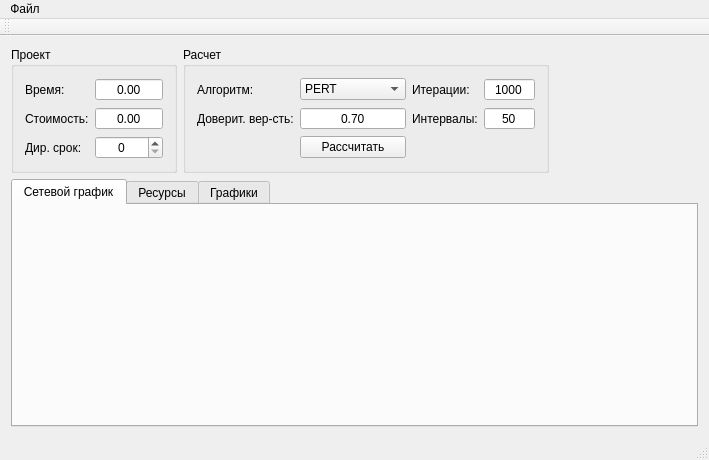
Old version of the form NetworkCalc/mainwindow.ui in the repository io2357911/NetworkPlanning.
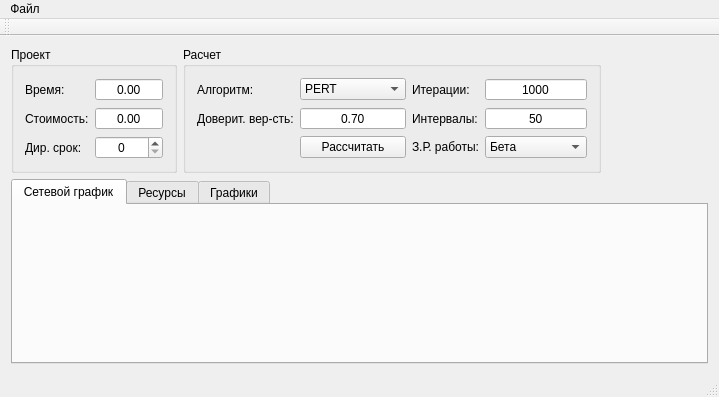
New version of the form. Custom widgets are drawn as their Qt base class.

Commit message:
Добавлен выбор закона распределения времени работы
stable

Patch:
```diff
--- a/NetworkCalc/mainwindow.ui
+++ b/NetworkCalc/mainwindow.ui
@@ -6,8 +6,8 @@
    <rect>
     <x>0</x>
     <y>0</y>
-    <width>709</width>
-    <height>460</height>
+    <width>719</width>
+    <height>397</height>
    </rect>
   </property>
   <property name="windowTitle">
@@ -205,6 +205,30 @@
          </property>
         </widget>
        </item>
+       <item row="3" column="3">
+        <widget class="QLabel" name="lTimeRandom">
+         <property name="text">
+          <string>З.Р. работы:</string>
+         </property>
+        </widget>
+       </item>
+       <item row="3" column="4">
+        <widget class="QComboBox" name="cbTimeRandom">
+         <property name="currentIndex">
+          <number>0</number>
+         </property>
+         <item>
+          <property name="text">
+           <string>Бета</string>
+          </property>
+         </item>
+         <item>
+          <property name="text">
+           <string>Треугольное</string>
+          </property>
+         </item>
+        </widget>
+       </item>
       </layout>
      </widget>
     </item>
@@ -307,7 +331,7 @@
     <rect>
      <x>0</x>
      <y>0</y>
-     <width>709</width>
+     <width>719</width>
      <height>19</height>
     </rect>
    </property>
```
The commit also changes 6 other files.
